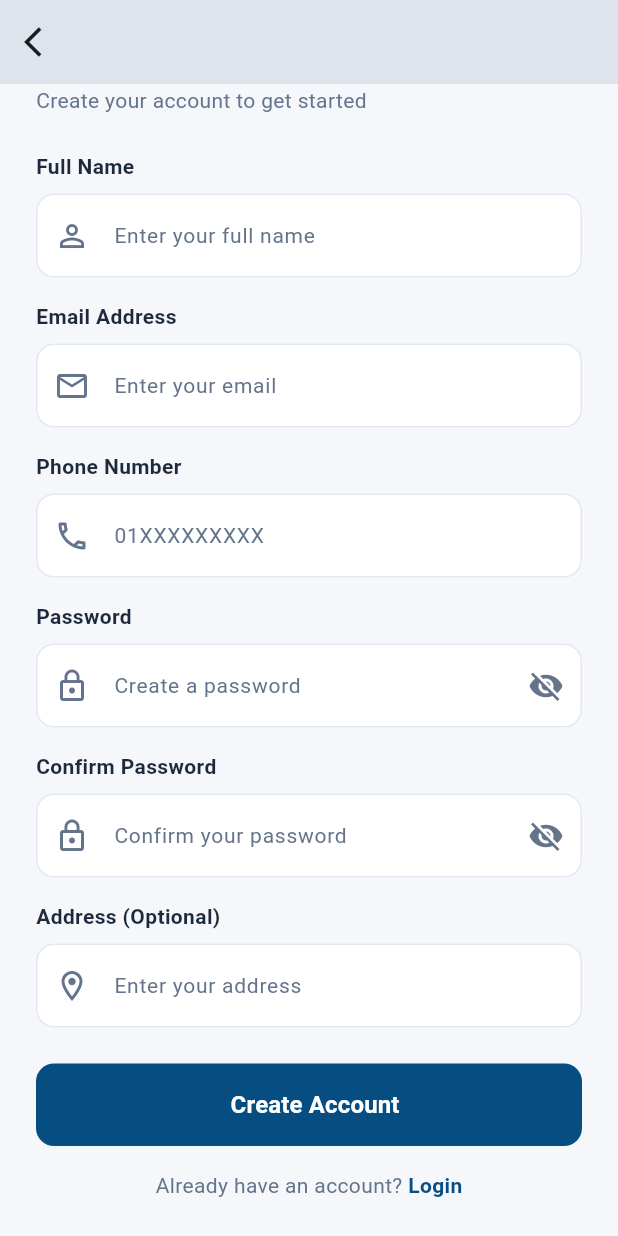
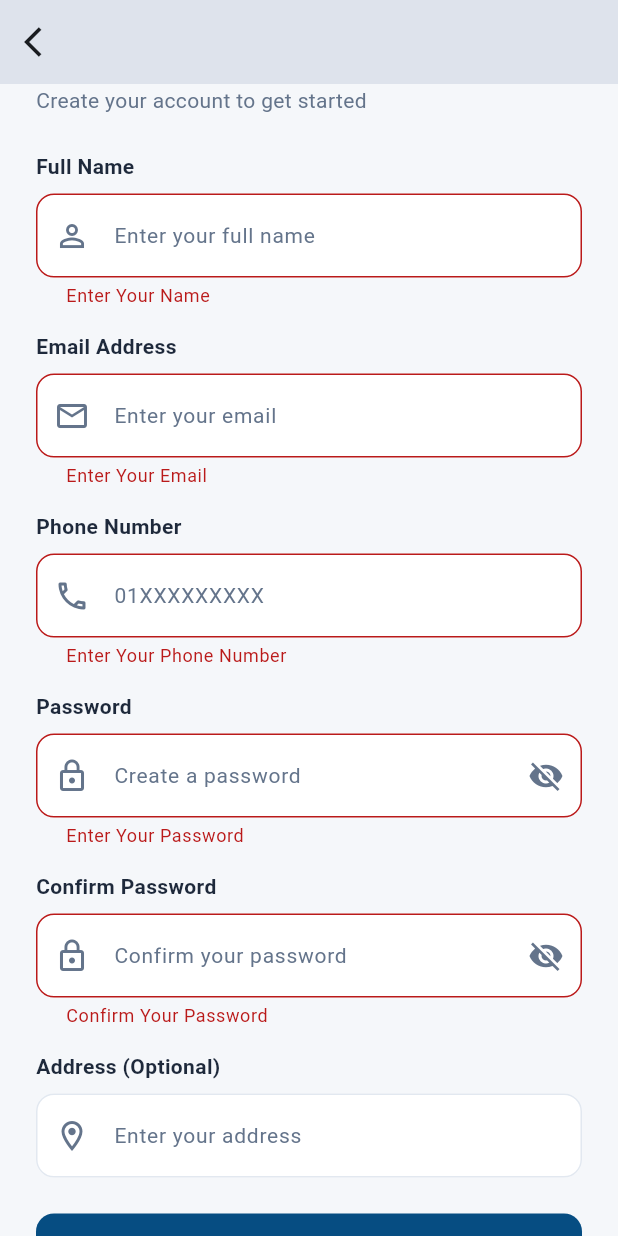
Before and after one commit to mahamudulhasan12/Expense-Tracker, a Flutter app: the RegistrationScreen screen opened directly, scrolled down 65 dp, after a tap on "Create Account", on a phone screen of 412 x 824 dp. Run offline on Flutter 3.47's test engine with Material 3 defaults, Android fonts, the phone set to English and light mode, and no system bars; our stand-ins replace flutter_secure_storage, get, google_fonts; accounts and stored records are empty.

Commit message:
auth success

```diff
--- a/lib/features/auth/controllers/registration_controller.dart
+++ b/lib/features/auth/controllers/registration_controller.dart
@@ -1,5 +1,10 @@
+import 'dart:convert';
+import 'dart:developer';
+
+import 'package:agent_test/features/auth/views/login_screen.dart';
 import 'package:flutter/material.dart';
 import 'package:get/get.dart';
+import 'package:http/http.dart' as http;
 
 class RegistrationController extends GetxController {
   final nameController = TextEditingController();
@@ -9,6 +14,7 @@ class RegistrationController extends GetxController {
   final confirmPasswordController = TextEditingController();
   final addressController = TextEditingController();
 
+  final formKey = GlobalKey<FormState>();
   var obscurePassword = true.obs;
   var obscureConfirmPassword = true.obs;
 
@@ -16,9 +22,147 @@ class RegistrationController extends GetxController {
     obscurePassword.value = !obscurePassword.value;
   }
 
-
   void toggleConfirmPasswordVisibility() {
     obscureConfirmPassword.value = !obscureConfirmPassword.value;
   }
 
+  // Name Validator
+  String? nameValidator(String? value) {
+    if (value == null || value.trim().isEmpty) {
+      return "Enter Your Name";
+    }
+
+    if (value.trim().length < 3) {
+      return "Name must be at least 3 characters";
+    }
+
+    return null;
+  }
+
+  // Email Validator
+  String? emailValidator(String? value) {
+    if (value == null || value.trim().isEmpty) {
+      return "Enter Your Email";
+    }
+
+    if (!GetUtils.isEmail(value.trim())) {
+      return "Enter a valid Email";
+    }
+
+    return null;
+  }
+
+  // Phone Validator (Bangladesh)
+  String? phoneValidator(String? value) {
+    if (value == null || value.trim().isEmpty) {
+      return "Enter Your Phone Number";
+    }
+
+    if (!RegExp(r'^01[3-9]\d{8}$').hasMatch(value.trim())) {
+      return "Enter a valid Bangladeshi phone number";
+    }
+
+    return null;
+  }
+
+  // Password Validator
+  String? passwordValidator(String? value) {
+    if (value == null || value.isEmpty) {
+      return "Enter Your Password";
+    }
+
+    if (value.length < 8) {
+      return "Password must be at least 8 characters";
+    }
+
+    if (!RegExp(r'[A-Z]').hasMatch(value)) {
+      return "Include at least one uppercase letter";
+    }
+
+    if (!RegExp(r'[0-9]').hasMatch(value)) {
+      return "Include at least one number";
+    }
+
+    return null;
+  }
+
+  // Confirm Password Validator
+  String? confirmPassValidator(String? value) {
+    if (value == null || value.isEmpty) {
+      return "Confirm Your Password";
+    }
+
+    if (value != passwordController.text) {
+      return "Password does not match";
+    }
+
+    return null;
+  }
+
+  void submitRegister(){
+    if(formKey.currentState!.validate()){
+
+      registerService(name: nameController.text, email: emailController.text, phone: phoneController.text, password: passwordController.text, confirmPass: confirmPasswordController.text);
+    }
+  }
+
+  Future<void> registerService({required String name , required String email , required String phone,required String password,required String confirmPass , String ? address})async{
+    try{
+      Map d ={
+        "name":nameController.text,
+        "email":emailController.value.text,
+        "phone":phoneController.text,
+        "password":passwordController.value.text,
+        "password_confirmation":passwordController.text,
+        "address":addressController.text,
+      };
+      // Map d = {
+      //   "name": "vsfs",
+      //   "email": "afa@gmail.com",
+      //   "phone": "01845525651",
+      //   "password": "Ma123456",
+      //   "password_confirmation": "Ma123456",
+      //   "address": "Dinajpur, Bangladesh",
+      // };
+
+      Uri url = Uri.parse('https://b5.dokanibahe.com/api/v1/register');
+      var res = await http.post(
+          url,
+          body: jsonEncode(d),
+          headers:{
+            "Accept": "application/json",
+            "Content-Type": "application/json",
+          }
+      );
+      var data = jsonDecode(res.body);
+      log("Status Code: ${res.statusCode}");
+
+      if(res.statusCode == 200 || res.statusCode == 201){
+        log("register success");
+
+        Get.snackbar(
+          'Success',
+          'Register successful',
+        );
+        Get.off(LoginScreen());
+      }else{
+        log("register failed");
+        Get.snackbar(
+          'Failed',
+          '${data['message']}',
+        );
+      }
+    }catch(e){
+      log("$e");
+    }
+
+
+  }
+
+  @override
+  void onInit() {
+
+    super.onInit();
+  }
+
 }
--- a/lib/features/auth/views/login_screen.dart
+++ b/lib/features/auth/views/login_screen.dart
@@ -110,7 +110,7 @@ class LoginScreen extends StatelessWidget {
                 child: AppButton(
                   text: 'Login',
                   onPressed: () {
-                    controller.Login(email: controller.emailController.text, password: controller.passwordController.text);
+                    controller.submitLogin();
                   },
                 ),
               ),
--- a/lib/features/auth/views/registration_screen.dart
+++ b/lib/features/auth/views/registration_screen.dart
@@ -24,6 +24,8 @@ class RegistrationScreen extends StatelessWidget {
       body: SafeArea(
         child: SingleChildScrollView(
           padding: const EdgeInsets.all(24.0),
+          child: Form(
+            key: controller.formKey,
             child: Column(
               crossAxisAlignment: CrossAxisAlignment.start,
               children: [
@@ -42,6 +44,7 @@ class RegistrationScreen extends StatelessWidget {
                   hint: 'Enter your full name',
                   controller: controller.nameController,
                   prefixIcon: const Icon(Icons.person_outline, color: AppColors.textSecondary),
+                  validator:controller.nameValidator,
                 ),
                 const SizedBox(height: 16),
                 AppTextField(
@@ -50,6 +53,7 @@ class RegistrationScreen extends StatelessWidget {
                   controller: controller.emailController,
                   keyboardType: TextInputType.emailAddress,
                   prefixIcon: const Icon(Icons.email_outlined, color: AppColors.textSecondary),
+                  validator: controller.emailValidator,
                 ),
                 const SizedBox(height: 16),
                 AppTextField(
@@ -58,6 +62,7 @@ class RegistrationScreen extends StatelessWidget {
                   controller: controller.phoneController,
                   keyboardType: TextInputType.phone,
                   prefixIcon: const Icon(Icons.phone_outlined, color: AppColors.textSecondary),
+                  validator: controller.phoneValidator,
                 ),
                 const SizedBox(height: 16),
                 Obx(() => AppTextField(
@@ -66,6 +71,7 @@ class RegistrationScreen extends StatelessWidget {
                   controller: controller.passwordController,
                   isPassword: controller.obscurePassword.value,
                   prefixIcon: const Icon(Icons.lock_outline, color: AppColors.textSecondary),
+                  validator: controller.passwordValidator,
                   suffixIcon: IconButton(
                     icon: Icon(
                       controller.obscurePassword.value ? Icons.visibility_off : Icons.visibility,
@@ -81,6 +87,7 @@ class RegistrationScreen extends StatelessWidget {
                   controller: controller.confirmPasswordController,
                   isPassword: controller.obscureConfirmPassword.value,
                   prefixIcon: const Icon(Icons.lock_outline, color: AppColors.textSecondary),
+                  validator: controller.confirmPassValidator,
                   suffixIcon: IconButton(
                     icon: Icon(
                       controller.obscureConfirmPassword.value ? Icons.visibility_off : Icons.visibility,
@@ -101,7 +108,9 @@ class RegistrationScreen extends StatelessWidget {
                   width: double.infinity,
                   child: AppButton(
                     text: 'Create Account',
-                  onPressed: () {},
+                    onPressed: () {
+                      controller.submitRegister();
+                    },
                   ),
                 ),
                 const SizedBox(height: 16),
@@ -121,6 +130,7 @@ class RegistrationScreen extends StatelessWidget {
             ),
           ),
         ),
+      ),
     );
   }
 }
--- a/lib/main.dart
+++ b/lib/main.dart
@@ -25,7 +25,7 @@ class ExpenseTrackerApp extends StatelessWidget {
         useMaterial3: true,
         fontFamily: 'Roboto',
       ),
-      home:ValidationPractrice(),
+      home:SplashScreen(),
     );
   }
 }
--- a/pubspec.yaml
+++ b/pubspec.yaml
@@ -39,6 +39,7 @@ dependencies:
   intl: ^0.20.3
   http: ^1.6.0
   google_fonts: ^8.2.1
+  flutter_secure_storage: ^11.2.0
 
 dev_dependencies:
   flutter_test:
```
Also changed, not shown: lib/features/auth/controllers/login_controller.dart (+23 -6 lines), lib/features/auth/storage /storage_serviece.dart (added, +17 -0 lines), lib/features/splash/controllers/splash_controller.dart (+9 -2 lines), lib/features/splash/views/splash_screen.dart (+10 -10 lines), pubspec.lock, 2 other files. Lines whose indentation alone changed are shown as unchanged.
